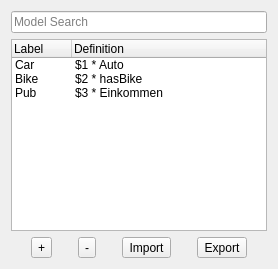
The window that src/view/ui/model.ui (EinDamian/discrete-choice) describes before a commit, drawn with Qt 5.
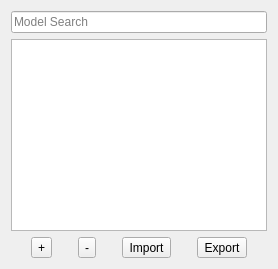
The same window after the commit. Icons and pictures are not drawn.

Commit message: change Qt widgets to views

Diff of the .ui file:
```diff
--- a/src/view/ui/model.ui
+++ b/src/view/ui/model.ui
@@ -11,7 +11,7 @@
     </widget>
    </item>
    <item>
-    <widget class="QTreeWidget" name="table">
+    <widget class="QTreeView" name="table">
      <property name="indentation">
       <number>0</number>
      </property>
@@ -19,45 +19,11 @@
       <bool>false</bool>
      </property>
      <attribute name="headerMinimumSectionSize">
-      <number>40</number>
-     </attribute>
-     <attribute name="headerDefaultSectionSize">
       <number>60</number>
      </attribute>
-     <column>
-      <property name="text">
-       <string>Label</string>
-      </property>
-     </column>
-     <column>
-      <property name="text">
-       <string>Definition</string>
-      </property>
-     </column>
-     <item>
-      <property name="text">
-       <string>Car</string>
-      </property>
-      <property name="text">
-       <string>$1 * Auto</string>
-      </property>
-     </item>
-     <item>
-      <property name="text">
-       <string>Bike</string>
-      </property>
-      <property name="text">
-       <string>$2 * hasBike</string>
-      </property>
-     </item>
-     <item>
-      <property name="text">
-       <string>Pub</string>
-      </property>
-      <property name="text">
-       <string>$3 * Einkommen</string>
-      </property>
-     </item>
+     <attribute name="headerStretchLastSection">
+      <bool>true</bool>
+     </attribute>
     </widget>
    </item>
    <item>
```
Left out of the diff: 16 changed lines with no effect on the pictures. The commit also changes 3 other files.
